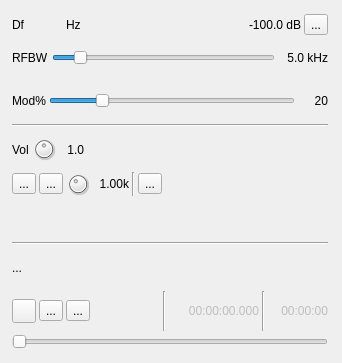
Qt form plugins/channeltx/modam/ammodgui.ui (f4exb/sdrangel) before a commit.
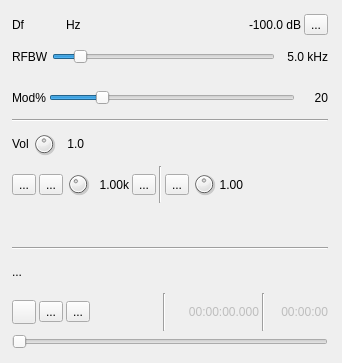
The same form after that commit. Icons and pictures are not drawn. Custom widgets are drawn as their Qt base class.

Commit message: Audio modulators audio feedback: AM, NFM, SSB. Removed existing changes for FreeDV and WFM

```diff
--- a/plugins/channeltx/modam/ammodgui.ui
+++ b/plugins/channeltx/modam/ammodgui.ui
@@ -436,13 +436,6 @@
         </property>
        </widget>
       </item>
-      <item>
-       <widget class="Line" name="line_2">
-        <property name="orientation">
-         <enum>Qt::Vertical</enum>
-        </property>
-       </widget>
-      </item>
       <item>
        <widget class="ButtonSwitch" name="mic">
         <property name="toolTip">
@@ -460,6 +453,75 @@
         </property>
        </widget>
       </item>
+      <item>
+       <widget class="Line" name="line_2">
+        <property name="orientation">
+         <enum>Qt::Vertical</enum>
+        </property>
+       </widget>
+      </item>
+      <item>
+       <widget class="QToolButton" name="feedbackEnable">
+        <property name="toolTip">
+         <string>Left: enable / disable audio feedback - Right: select audio output device</string>
+        </property>
+        <property name="text">
+         <string>...</string>
+        </property>
+        <property name="icon">
+         <iconset resource="../../../sdrgui/resources/res.qrc">
+          <normaloff>:/sound_off.png</normaloff>
+          <normalon>:/sound_on.png</normalon>:/sound_off.png</iconset>
+        </property>
+        <property name="checkable">
+         <bool>true</bool>
+        </property>
+       </widget>
+      </item>
+      <item>
+       <widget class="QDial" name="feedbackVolume">
+        <property name="maximumSize">
+         <size>
+          <width>24</width>
+          <height>24</height>
+         </size>
+        </property>
+        <property name="toolTip">
+         <string>Audio feedback volume</string>
+        </property>
+        <property name="minimum">
+         <number>0</number>
+        </property>
+        <property name="maximum">
+         <number>100</number>
+        </property>
+        <property name="pageStep">
+         <number>1</number>
+        </property>
+        <property name="value">
+         <number>50</number>
+        </property>
+       </widget>
+      </item>
+      <item>
+       <widget class="QLabel" name="feedbackVolumeText">
+        <property name="maximumSize">
+         <size>
+          <width>30</width>
+          <height>16777215</height>
+         </size>
+        </property>
+        <property name="toolTip">
+         <string>Audio feedback volume</string>
+        </property>
+        <property name="text">
+         <string>1.00</string>
+        </property>
+        <property name="alignment">
+         <set>Qt::AlignRight|Qt::AlignTrailing|Qt::AlignVCenter</set>
+        </property>
+       </widget>
+      </item>
       <item>
        <spacer name="horizontalSpacer_3">
         <property name="orientation">
```
Left out of the diff: 13 changed lines with no effect on the pictures. The commit also changes 26 other files.
